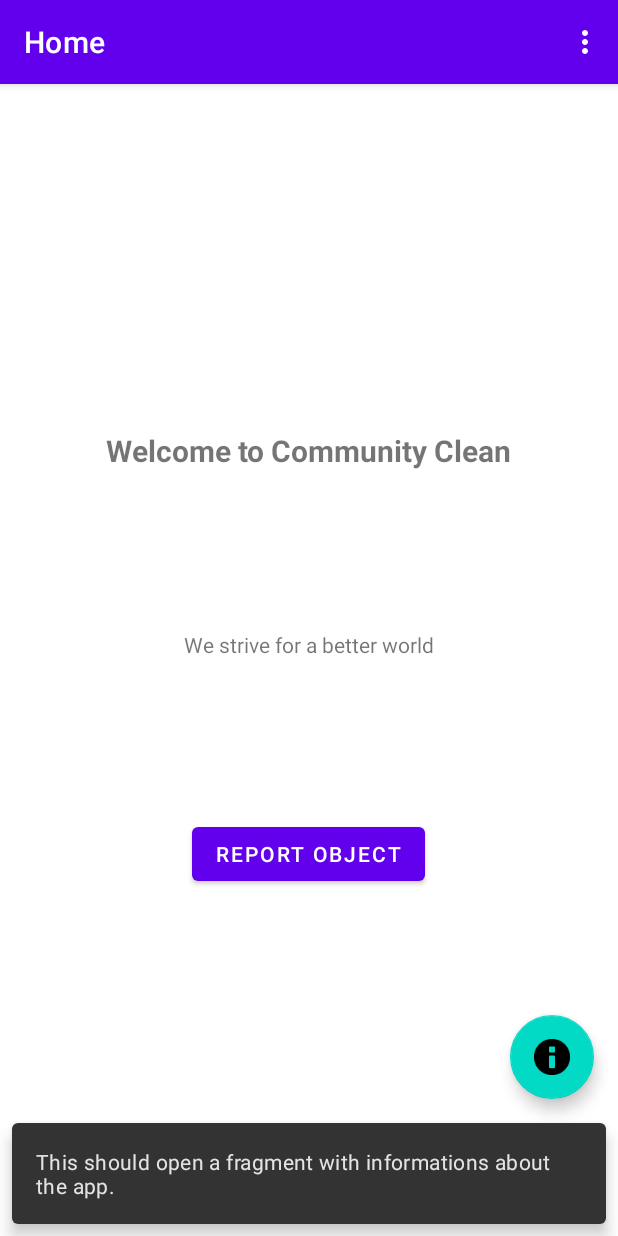
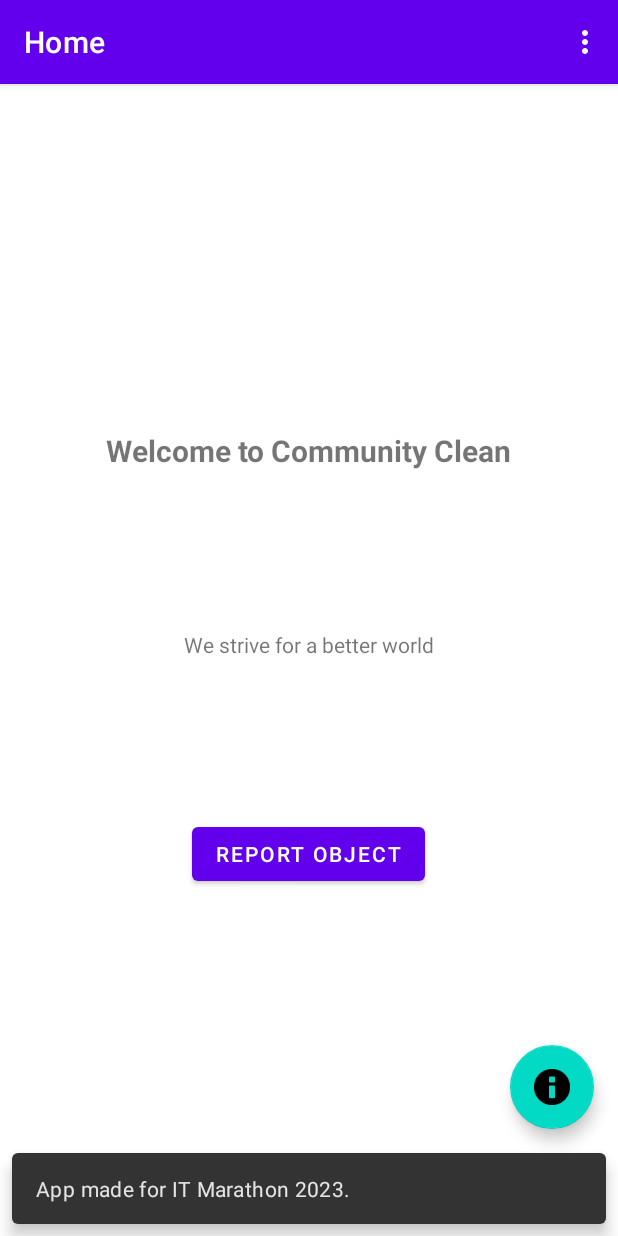
Before and after one commit to IulianMurariu-Tanasache/IT_Marathon_2023, an Android app: the screen it shows after launch (MainActivity), after a tap on an icon or button, on a phone screen of 412 x 824 dp. Run offline under Robolectric (Android 15) with nearby library versions, the phone set to English and light mode, and no system bars; our stand-ins replace navigation-ui.

Commit message:
added info

```diff
--- a/CommunityCleanAndroidApp/CommunityClean/app/src/main/java/com/example/communityclean/MainActivity.kt
+++ b/CommunityCleanAndroidApp/CommunityClean/app/src/main/java/com/example/communityclean/MainActivity.kt
@@ -30,8 +30,8 @@ class MainActivity : AppCompatActivity() {
 
         binding.fabInfo.setOnClickListener { view ->
             Snackbar.make(view,
-                "This should open a fragment with informations about the app.",
-                Snackbar.LENGTH_LONG)
+                "App made for IT Marathon 2023.",
+                Snackbar.LENGTH_SHORT)
                     .setAction("Action", null).show()
         }
     }
```
